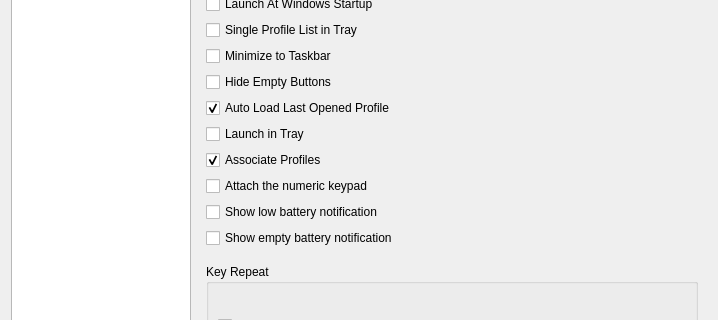
First picture: the form in src/gui/mainsettingsdialog.ui, repository davaughnl/Pad, before the edit; both pictures show x 0 to 718 and y 148 to 468 of the 718 by 684 pixel window.
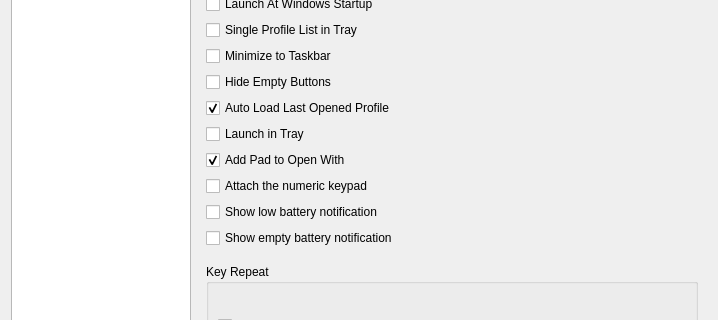
Second picture: the form after the edit. The open tabs and pages were chosen to show the change. Icons and pictures are not drawn.

Commit message: Finish Lucide dialog icons and clarify Open With settings

```diff
--- a/src/gui/mainsettingsdialog.ui
+++ b/src/gui/mainsettingsdialog.ui
@@ -330,7 +330,7 @@
             <string>Associate .amgp files with Pad in Windows Explorer.</string>
            </property>
            <property name="text">
-            <string>Associate Profiles</string>
+            <string>Add Pad to Open With</string>
            </property>
            <property name="checked">
             <bool>true</bool>
```
Left out of the diff: 10 changed lines with no effect on the pictures. The commit also changes 13 other files.
